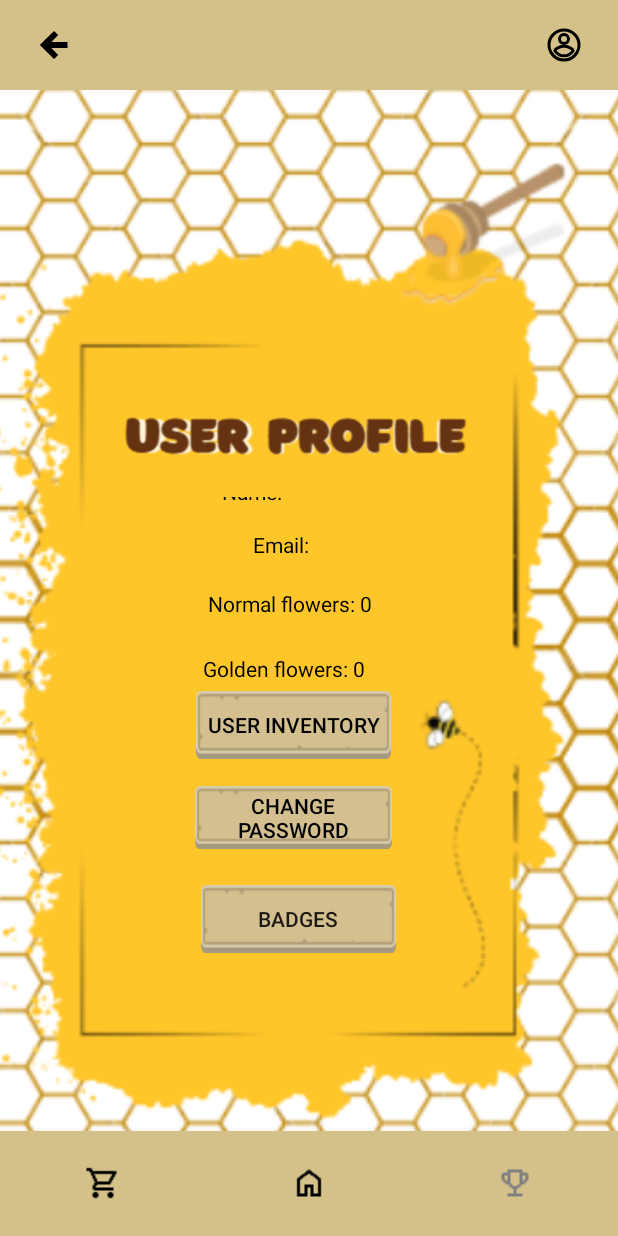
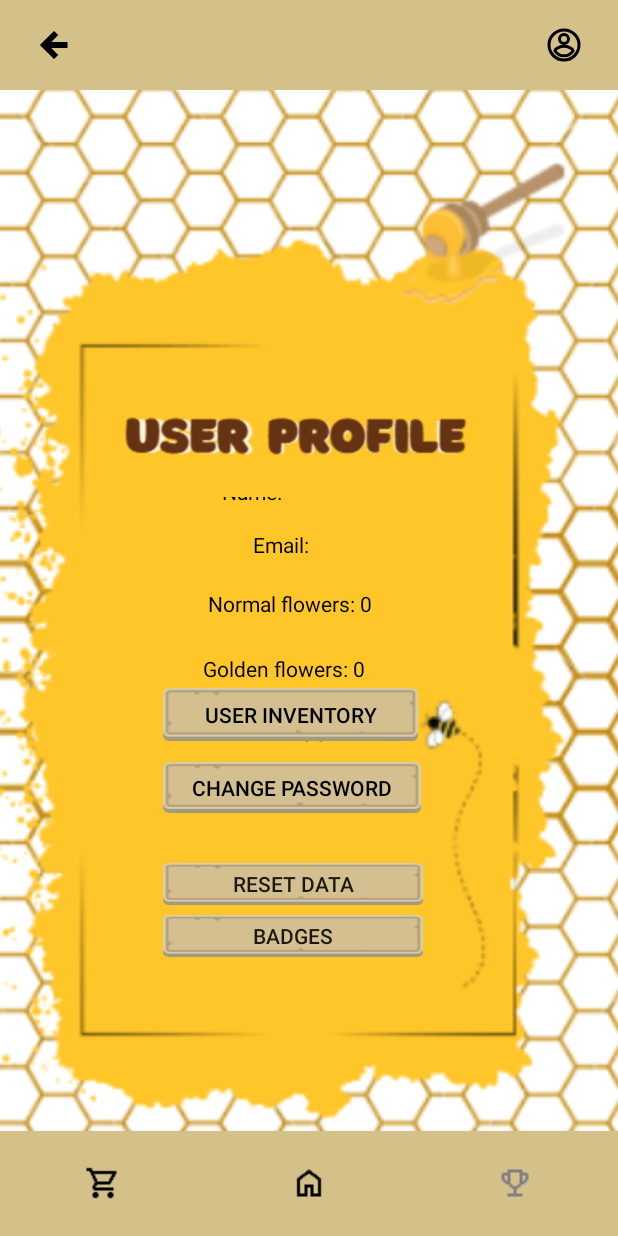
Before and after one commit to Joowww/Buzz-Blitz_Android-Client, an Android app: the UserProfileActivity screen opened directly, with no data from a screen before it, on a phone screen of 412 x 824 dp. Run offline under Robolectric (Android 15) with nearby library versions, the light colour scheme and no system bars.

Commit message:
Reset data ok

```diff
--- a/app/src/main/java/com/example/buzzblitz_android_cliente/Services/GameBuzzBlitzService.java
+++ b/app/src/main/java/com/example/buzzblitz_android_cliente/Services/GameBuzzBlitzService.java
@@ -91,6 +91,9 @@ public interface GameBuzzBlitzService {
     @GET("usuarios/issue/all")
     Call<List<Issue>> getIssues();
 
+    @PUT("usuarios/resetData/{id}")
+    Call<Void> resetUserData(@Path("id") String userId);
+
 
     @POST("users/GetForum") //OK
     Call<List<Forum>> getForum();
--- a/app/src/main/res/layout/activity_profileuser.xml
+++ b/app/src/main/res/layout/activity_profileuser.xml
@@ -20,6 +20,19 @@
         app:layout_constraintStart_toStartOf="parent"
         app:layout_constraintTop_toTopOf="parent"
         app:layout_constraintVertical_bias="0.481" />
+
+    <androidx.appcompat.widget.AppCompatButton
+        android:id="@+id/btnResetData"
+        android:layout_width="173dp"
+        android:layout_height="28dp"
+        android:background="@drawable/btn_selector"
+        android:text="Reset data"
+        app:layout_constraintBottom_toBottomOf="parent"
+        app:layout_constraintEnd_toEndOf="parent"
+        app:layout_constraintHorizontal_bias="0.454"
+        app:layout_constraintStart_toStartOf="parent"
+        app:layout_constraintTop_toTopOf="parent"
+        app:layout_constraintVertical_bias="0.774" />
 
     <TextView
         android:id="@+id/textView5"
@@ -103,15 +116,15 @@
 
     <androidx.appcompat.widget.AppCompatButton
         android:id="@+id/btnCambiarPswd"
-        android:layout_width="131dp"
-        android:layout_height="42dp"
-        android:layout_marginBottom="188dp"
+        android:layout_width="172dp"
+        android:layout_height="34dp"
+        android:layout_marginBottom="212dp"
         android:background="@drawable/btn_selector"
         android:text="Change password"
         android:textColor="#000000"
         app:layout_constraintBottom_toBottomOf="parent"
         app:layout_constraintEnd_toEndOf="parent"
-        app:layout_constraintHorizontal_bias="0.464"
+        app:layout_constraintHorizontal_bias="0.452"
         app:layout_constraintStart_toStartOf="parent" />
 
     <ImageView
@@ -128,29 +141,29 @@
 
     <androidx.appcompat.widget.AppCompatButton
         android:id="@+id/btnGoToInventory"
-        android:layout_width="130dp"
-        android:layout_height="45dp"
-        android:layout_marginBottom="248dp"
+        android:layout_width="170dp"
+        android:layout_height="35dp"
+        android:layout_marginBottom="260dp"
         android:background="@drawable/btn_selector"
         android:text="User INVENTORY"
         android:textColor="#000000"
         app:layout_constraintBottom_toBottomOf="parent"
         app:layout_constraintEnd_toEndOf="parent"
-        app:layout_constraintHorizontal_bias="0.463"
+        app:layout_constraintHorizontal_bias="0.448"
         app:layout_constraintStart_toStartOf="parent" />
 
     <androidx.appcompat.widget.AppCompatButton
         android:id="@+id/btnBadges"
-        android:layout_width="130dp"
-        android:layout_height="45dp"
+        android:layout_width="173dp"
+        android:layout_height="28dp"
         android:background="@drawable/btn_selector"
         android:text="Badges"
         app:layout_constraintBottom_toBottomOf="parent"
         app:layout_constraintEnd_toEndOf="parent"
-        app:layout_constraintHorizontal_bias="0.474"
+        app:layout_constraintHorizontal_bias="0.454"
         app:layout_constraintStart_toStartOf="parent"
         app:layout_constraintTop_toTopOf="parent"
-        app:layout_constraintVertical_bias="0.817" />
+        app:layout_constraintVertical_bias="0.826" />
 
 
 </androidx.constraintlayout.widget.ConstraintLayout>
```
Also changed, not shown: app/src/main/java/com/example/buzzblitz_android_cliente/Activities/UserProfileActivity.java (+61 -0 lines).
